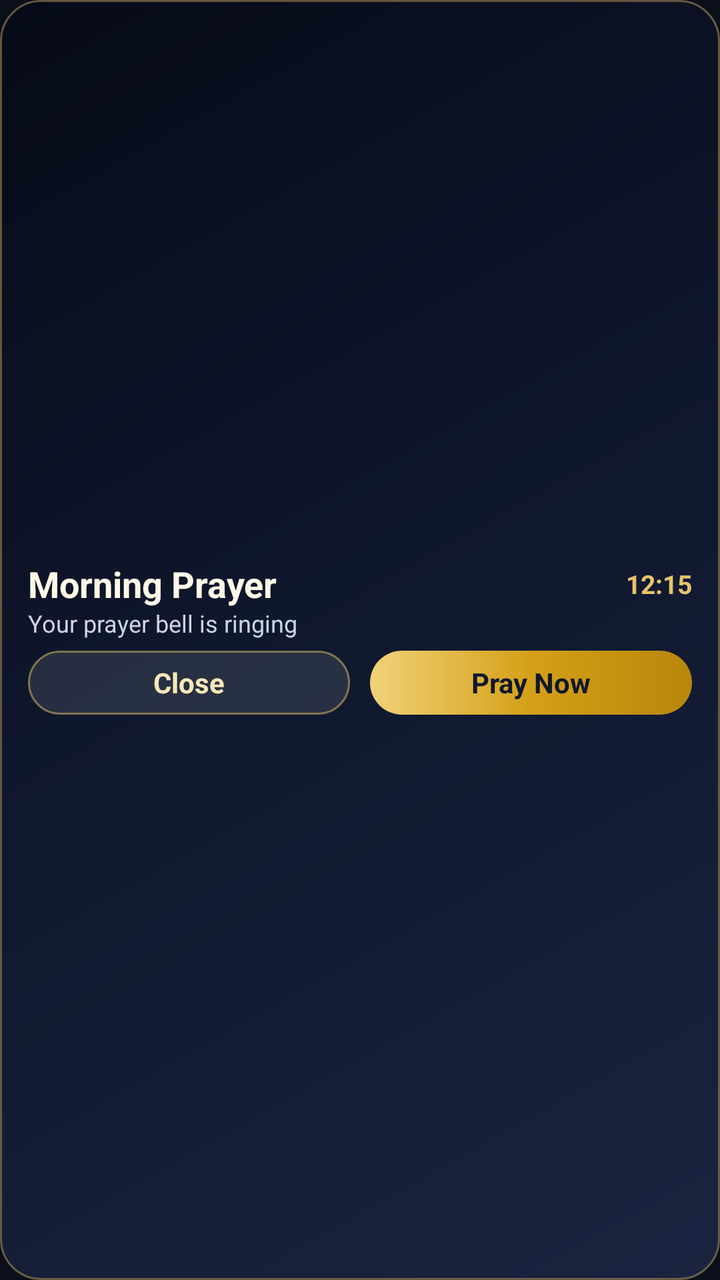
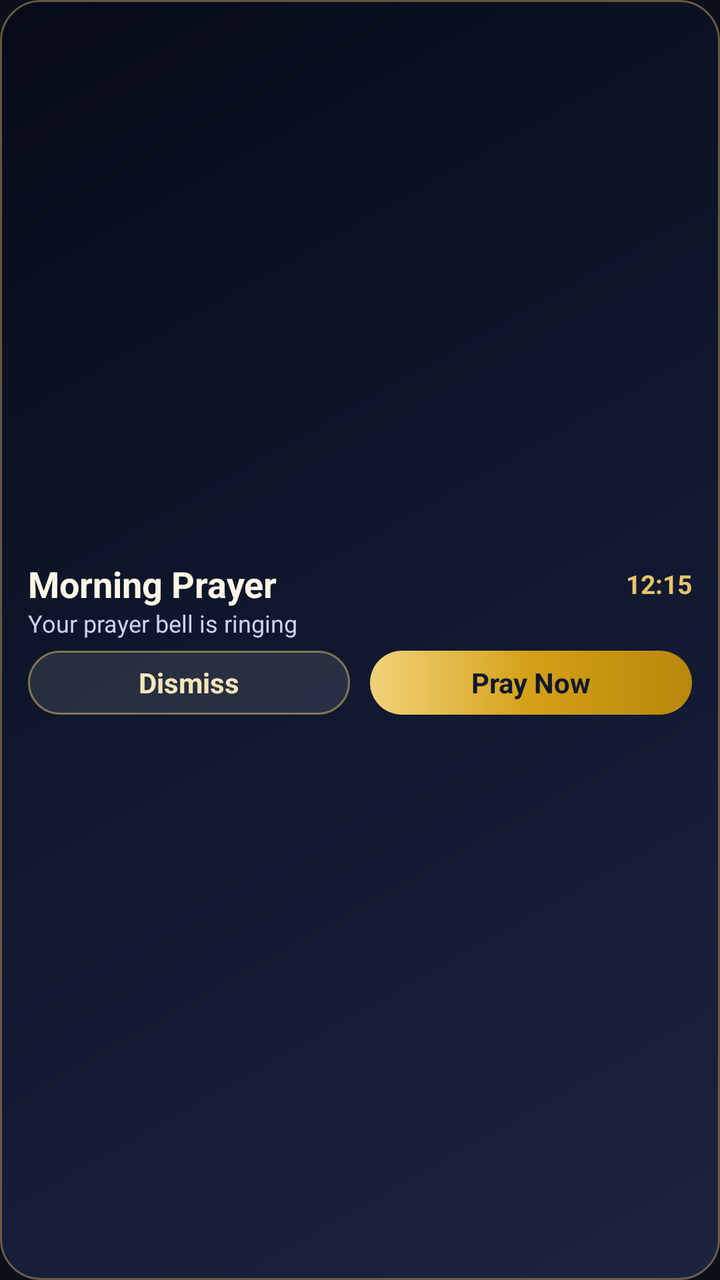

The first picture is an Android layout as it rendered before a commit; the second is the same layout after the commit. The layout source and the unified diff follow.
<!-- AndroidManifest.xml: application theme AppTheme -->
<!-- res/layout/prayer_alarm_notification.xml -->
<?xml version="1.0" encoding="utf-8"?>
<LinearLayout xmlns:android="http://schemas.android.com/apk/res/android"
    android:id="@+id/prayer_alarm_card"
    android:layout_width="match_parent"
    android:layout_height="88dp"
    android:background="@drawable/prayer_alarm_notification_card"
    android:clipToPadding="false"
    android:gravity="center"
    android:orientation="vertical"
    android:paddingStart="14dp"
    android:paddingTop="6dp"
    android:paddingEnd="14dp"
    android:paddingBottom="6dp">

    <LinearLayout
        android:layout_width="match_parent"
        android:layout_height="wrap_content"
        android:gravity="center_vertical"
        android:orientation="horizontal">

        <TextView
            android:id="@+id/prayer_alarm_title"
            android:layout_width="0dp"
            android:layout_height="wrap_content"
            android:layout_weight="1"
            android:ellipsize="end"
            android:includeFontPadding="false"
            android:singleLine="true"
            android:text="Morning Prayer"
            android:textColor="#FFF8E6"
            android:textSize="18sp"
            android:textStyle="bold" />

        <TextView
            android:id="@+id/prayer_alarm_time"
            android:layout_width="wrap_content"
            android:layout_height="wrap_content"
            android:layout_marginStart="10dp"
            android:includeFontPadding="false"
            android:singleLine="true"
            android:text="12:15"
            android:textColor="#E8C56B"
            android:textSize="13sp"
            android:textStyle="bold" />
    </LinearLayout>

    <TextView
        android:id="@+id/prayer_alarm_subtitle"
        android:layout_width="match_parent"
        android:layout_height="wrap_content"
        android:layout_marginTop="2dp"
        android:ellipsize="end"
        android:includeFontPadding="false"
        android:singleLine="true"
        android:text="Your prayer bell is ringing"
        android:textColor="#C9D2E8"
        android:textSize="12sp" />

    <LinearLayout
        android:layout_width="match_parent"
        android:layout_height="32dp"
        android:layout_marginTop="6dp"
        android:gravity="center"
        android:orientation="horizontal">

        <TextView
            android:id="@+id/prayer_alarm_close"
            android:layout_width="0dp"
            android:layout_height="match_parent"
            android:layout_weight="1"
            android:background="@drawable/prayer_alarm_notification_button_outline"
            android:gravity="center"
            android:text="Close"
            android:textColor="#F6E7B8"
            android:textSize="14sp"
            android:textStyle="bold" />

        <TextView
            android:layout_width="10dp"
            android:layout_height="1dp" />

        <TextView
            android:id="@+id/prayer_alarm_pray"
            android:layout_width="0dp"
            android:layout_height="match_parent"
            android:layout_weight="1"
            android:background="@drawable/prayer_alarm_notification_button_fill"
            android:gravity="center"
            android:text="Pray Now"
            android:textColor="#10182F"
            android:textSize="14sp"
            android:textStyle="bold" />
    </LinearLayout>
</LinearLayout>
<!-- resources referenced by this layout -->
<resources>
  <!-- drawable prayer_alarm_notification_button_fill (drawable) -->
  <?xml version="1.0" encoding="utf-8"?>
  <shape xmlns:android="http://schemas.android.com/apk/res/android"
      android:shape="rectangle">
      <gradient
          android:angle="0"
          android:startColor="#F1D27A"
          android:centerColor="#D4A017"
          android:endColor="#B8860B" />
      <corners android:radius="18dp" />
  </shape>
  <!-- drawable prayer_alarm_notification_button_outline (drawable) -->
  <?xml version="1.0" encoding="utf-8"?>
  <shape xmlns:android="http://schemas.android.com/apk/res/android"
      android:shape="rectangle">
      <solid android:color="#1AFFFFFF" />
      <stroke
          android:width="1dp"
          android:color="#80E8C56B" />
      <corners android:radius="18dp" />
  </shape>
  <!-- drawable prayer_alarm_notification_card (drawable) -->
  <?xml version="1.0" encoding="utf-8"?>
  <shape xmlns:android="http://schemas.android.com/apk/res/android"
      android:shape="rectangle">
      <corners android:radius="20dp" />
      <stroke
          android:width="1dp"
          android:color="#66E8C56B" />
      <gradient
          android:angle="135"
          android:startColor="#1B2340"
          android:centerColor="#10182F"
          android:endColor="#070B18" />
  </shape>
  <style name="AppTheme" parent="Theme.AppCompat.DayNight.DarkActionBar">
          <item name="colorPrimary">@color/colorPrimary</item>
          <item name="colorPrimaryDark">@color/colorPrimaryDark</item>
          <item name="colorAccent">@color/colorAccent</item>
          <item name="android:windowBackground">@color/background</item>
          <item name="android:navigationBarColor">@android:color/transparent</item>
          <item name="android:statusBarColor">@android:color/transparent</item>
      </style>
  <color name="colorPrimary">#D4A017</color>
  <color name="colorPrimaryDark">#B8860B</color>
  <color name="colorAccent">#E6B422</color>
  <color name="background">#0a0f1a</color>
</resources>

<!-- the commit's change to res/layout/prayer_alarm_notification.xml (unified diff, before → after) -->
@@ -2,7 +2,7 @@
 <LinearLayout xmlns:android="http://schemas.android.com/apk/res/android"
     android:id="@+id/prayer_alarm_card"
     android:layout_width="match_parent"
-    android:layout_height="88dp"
+    android:layout_height="104dp"
     android:background="@drawable/prayer_alarm_notification_card"
     android:clipToPadding="false"
     android:gravity="center"
@@ -23,9 +23,8 @@
             android:layout_width="0dp"
             android:layout_height="wrap_content"
             android:layout_weight="1"
-            android:ellipsize="end"
+            android:maxLines="2"
             android:includeFontPadding="false"
-            android:singleLine="true"
             android:text="Morning Prayer"
             android:textColor="#FFF8E6"
             android:textSize="18sp"
@@ -49,9 +48,8 @@
         android:layout_width="match_parent"
         android:layout_height="wrap_content"
         android:layout_marginTop="2dp"
-        android:ellipsize="end"
+        android:maxLines="2"
         android:includeFontPadding="false"
-        android:singleLine="true"
         android:text="Your prayer bell is ringing"
         android:textColor="#C9D2E8"
         android:textSize="12sp" />
@@ -70,7 +68,7 @@
             android:layout_weight="1"
             android:background="@drawable/prayer_alarm_notification_button_outline"
             android:gravity="center"
-            android:text="Close"
+            android:text="Dismiss"
             android:textColor="#F6E7B8"
             android:textSize="14sp"
             android:textStyle="bold" />
